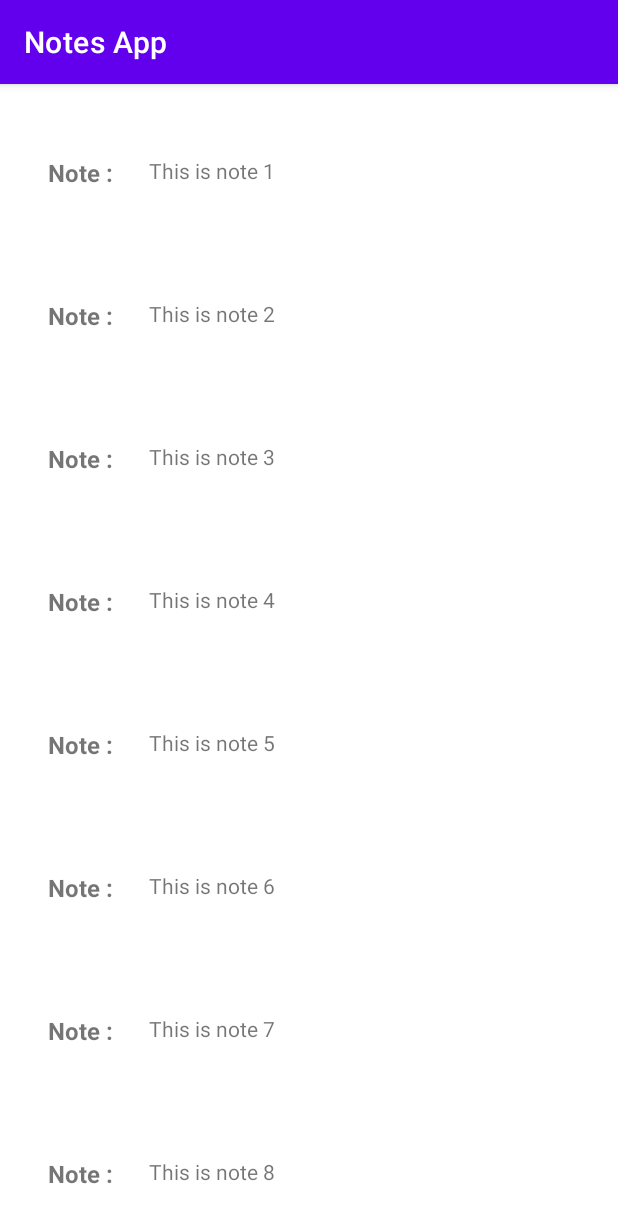
After one commit to tanvimagdum/Android-Development, an Android app: the NotesActivity screen opened directly, with no data from a screen before it, on a phone screen of 412 x 824 dp. The commit adds this screen. Shown: the top 1223 px of the screen. Run offline under Robolectric (Android 15) with nearby library versions, the phone set to English and light mode, and no system bars.

Commit message:
Committing Recycler view

```diff
--- a/app/src/main/AndroidManifest.xml
+++ b/app/src/main/AndroidManifest.xml
@@ -16,6 +16,12 @@
         android:theme="@style/Theme.CS5520_InClass_tanvi8146"
         android:usesCleartextTraffic="true"
         tools:targetApi="31">
+        <activity
+            android:name=".NoteDetailActivity"
+            android:exported="false" />
+        <activity
+            android:name=".NotesActivity"
+            android:exported="false" />
         <activity
             android:name=".SignUpActivity"
             android:exported="false" />
--- a/app/src/main/java/com/example/cs5520_inclass_tanvi8146/LoginActivity.java
+++ b/app/src/main/java/com/example/cs5520_inclass_tanvi8146/LoginActivity.java
@@ -22,12 +22,13 @@ public class LoginActivity extends AppCompatActivity {
 
         txtLoginUsername = findViewById(R.id.txtLoginUsername);
         txtLoginPassword = findViewById(R.id.txtLoginPassword);
+        btnLoginLogin = findViewById(R.id.btnLoginLogin);
 
         btnLoginLogin.setOnClickListener(new View.OnClickListener() {
             @Override
             public void onClick(View view) {
-//                Intent intent = new Intent(LoginActivity.this, NotesActivity.class);
-//                startActivity(intent);
+                Intent intent = new Intent(LoginActivity.this, NotesActivity.class);
+                startActivity(intent);
             }
         });
 
--- /dev/null
+++ b/app/src/main/java/com/example/cs5520_inclass_tanvi8146/NotesActivity.java
@@ -0,0 +1,47 @@
+package com.example.cs5520_inclass_tanvi8146;
+
+import androidx.appcompat.app.AppCompatActivity;
+import androidx.recyclerview.widget.LinearLayoutManager;
+import androidx.recyclerview.widget.RecyclerView;
+
+import android.os.Bundle;
+
+import java.util.ArrayList;
+import java.util.List;
+
+public class NotesActivity extends AppCompatActivity {
+
+    private List<Note> mNotes;
+    private RecyclerView mRecyclerView;
+    private RecyclerView.LayoutManager mRecyclerViewLayoutManager;
+    private NotesAdapter mAdapter;
+
+
+    @Override
+    protected void onCreate(Bundle savedInstanceState) {
+        super.onCreate(savedInstanceState);
+        setContentView(R.layout.activity_notes);
+        setTitle("Notes App");
+
+        mNotes = new ArrayList<>();
+
+        mNotes.add(new Note("tanvi", "This is note 1", "1", 0));
+        mNotes.add(new Note("tanvi", "This is note 2", "2", 0));
+        mNotes.add(new Note("tanvi", "This is note 3", "3", 0));
+        mNotes.add(new Note("tanvi", "This is note 4", "4", 0));
+        mNotes.add(new Note("tanvi", "This is note 5", "5", 0));
+        mNotes.add(new Note("tanvi", "This is note 6", "6", 0));
+        mNotes.add(new Note("tanvi", "This is note 7", "7", 0));
+        mNotes.add(new Note("tanvi", "This is note 8", "8", 0));
+        mNotes.add(new Note("tanvi", "This is note 9", "9", 0));
+
+        mRecyclerView = findViewById(R.id.notesRecyclerView);
+        mRecyclerViewLayoutManager = new LinearLayoutManager(this);
+        mRecyclerView.setLayoutManager(mRecyclerViewLayoutManager);
+        mAdapter = new NotesAdapter(mNotes);
+        mRecyclerView.setAdapter(mAdapter);
+
+
+
+    }
+}
--- /dev/null
+++ b/app/src/main/java/com/example/cs5520_inclass_tanvi8146/NotesAdapter.java
@@ -0,0 +1,73 @@
+package com.example.cs5520_inclass_tanvi8146;
+
+import android.content.Context;
+import android.content.Intent;
+import android.text.Layout;
+import android.view.LayoutInflater;
+import android.view.View;
+import android.view.ViewGroup;
+import android.widget.TextView;
+
+import androidx.annotation.NonNull;
+import androidx.recyclerview.widget.RecyclerView;
+
+import java.util.List;
+
+public class NotesAdapter extends RecyclerView.Adapter<NotesAdapter.ViewHolder> {
+
+    private List<Note> mNotes;
+
+    public NotesAdapter(List<Note> notes) {
+        mNotes = notes;
+    }
+
+    public static class ViewHolder extends RecyclerView.ViewHolder {
+
+        public TextView txtNotes;
+
+        public ViewHolder(@NonNull View itemView) {
+            super(itemView);
+
+            txtNotes = itemView.findViewById(R.id.txtNotes);
+        }
+
+        public TextView getTxtNotes() {
+            return txtNotes;
+        }
+
+        public void setTxtNotes(TextView txtNotes) {
+            this.txtNotes = txtNotes;
+        }
+
+    }
+
+    @NonNull
+    @Override
+    public ViewHolder onCreateViewHolder(@NonNull ViewGroup parent, int viewType) {
+
+        View itemView = LayoutInflater.from(parent.getContext())
+                .inflate(R.layout.notes_list, parent, false);
+        return new ViewHolder(itemView);
+    }
+
+    @Override
+    public void onBindViewHolder(@NonNull NotesAdapter.ViewHolder holder, int position) {
+
+        holder.getTxtNotes().setText(mNotes.get(position).getText());
+
+        holder.itemView.setOnClickListener(new View.OnClickListener() {
+            @Override
+            public void onClick(View view) {
+                Context context = view.getContext();
+                Intent intent = new Intent(context, NoteDetailActivity.class);
+                intent.putExtra("note", mNotes.get(position).getText());
+                context.startActivity(intent);
+            }
+        });
+    }
+
+    @Override
+    public int getItemCount() {
+        return mNotes.size();
+    }
+}
--- a/app/src/main/java/com/example/cs5520_inclass_tanvi8146/SignUpActivity.java
+++ b/app/src/main/java/com/example/cs5520_inclass_tanvi8146/SignUpActivity.java
@@ -26,12 +26,13 @@ public class SignUpActivity extends AppCompatActivity {
         txtSignUpName = findViewById(R.id.txtSignUpName);
         txtSignUpEmail = findViewById(R.id.txtSignUpEmail);
         txtSignUpPassword = findViewById(R.id.txtSignUpPassword);
+        btnSignUpSignUp = findViewById(R.id.btnSignUpSignUp);
 
         btnSignUpSignUp.setOnClickListener(new View.OnClickListener() {
             @Override
             public void onClick(View view) {
-//                Intent intent = new Intent(SignUpActivity.this, NotesActivity.class);
-//                startActivity(intent);
+                Intent intent = new Intent(SignUpActivity.this, NotesActivity.class);
+                startActivity(intent);
             }
         });
 
--- a/app/src/main/res/layout/activity_login.xml
+++ b/app/src/main/res/layout/activity_login.xml
@@ -22,11 +22,12 @@
         android:id="@+id/lblLoginPassword"
         android:layout_width="wrap_content"
         android:layout_height="wrap_content"
+        android:layout_marginTop="32dp"
         android:text="@string/lblLoginPassword"
         android:textSize="16sp"
         android:textStyle="bold"
         app:layout_constraintStart_toStartOf="@+id/txtLoginUsername"
-        tools:layout_editor_absoluteY="230dp" />
+        app:layout_constraintTop_toBottomOf="@+id/txtLoginUsername" />
 
     <EditText
         android:id="@+id/txtLoginUsername"
--- /dev/null
+++ b/app/src/main/res/layout/activity_notes.xml
@@ -0,0 +1,19 @@
+<?xml version="1.0" encoding="utf-8"?>
+<androidx.constraintlayout.widget.ConstraintLayout xmlns:android="http://schemas.android.com/apk/res/android"
+    xmlns:app="http://schemas.android.com/apk/res-auto"
+    xmlns:tools="http://schemas.android.com/tools"
+    android:layout_width="match_parent"
+    android:layout_height="match_parent"
+    tools:context=".NotesActivity">
+
+    <androidx.recyclerview.widget.RecyclerView
+        android:id="@+id/notesRecyclerView"
+        android:layout_width="0dp"
+        android:layout_height="wrap_content"
+        android:layout_marginStart="16dp"
+        android:layout_marginTop="16dp"
+        android:layout_marginEnd="16dp"
+        app:layout_constraintEnd_toEndOf="parent"
+        app:layout_constraintStart_toStartOf="parent"
+        app:layout_constraintTop_toTopOf="parent" />
+</androidx.constraintlayout.widget.ConstraintLayout>
--- a/app/src/main/res/layout/notes_list.xml
+++ b/app/src/main/res/layout/notes_list.xml
@@ -2,15 +2,30 @@
 <androidx.constraintlayout.widget.ConstraintLayout xmlns:android="http://schemas.android.com/apk/res/android"
     xmlns:app="http://schemas.android.com/apk/res-auto"
     xmlns:tools="http://schemas.android.com/tools"
+    android:id="@+id/rootNotesView"
     android:layout_width="match_parent"
-             android:layout_height="match_parent">
+    android:layout_height="wrap_content">
 
     <TextView
         android:id="@+id/txtNotes"
-        android:layout_width="350dp"
-        android:layout_height="70dp"
-        android:layout_marginStart="32dp"
+        android:layout_width="302dp"
+        android:layout_height="31dp"
+        android:layout_marginStart="24dp"
         android:layout_marginTop="32dp"
+        android:layout_marginBottom="32dp"
+        app:layout_constraintBottom_toBottomOf="parent"
+        app:layout_constraintStart_toEndOf="@+id/lblNotes"
+        app:layout_constraintTop_toTopOf="parent" />
+
+    <TextView
+        android:id="@+id/lblNotes"
+        android:layout_width="wrap_content"
+        android:layout_height="wrap_content"
+        android:layout_marginStart="16dp"
+        android:layout_marginTop="32dp"
+        android:text="Note :"
+        android:textSize="16sp"
+        android:textStyle="bold"
         app:layout_constraintStart_toStartOf="parent"
         app:layout_constraintTop_toTopOf="parent" />
 </androidx.constraintlayout.widget.ConstraintLayout>
```
Also changed, not shown: app/src/main/java/com/example/cs5520_inclass_tanvi8146/Note.java (+10 -0 lines), app/src/main/java/com/example/cs5520_inclass_tanvi8146/NoteDetailActivity.java (added, +14 -0 lines), app/src/main/res/layout/activity_note_detail.xml (added, +9 -0 lines).
